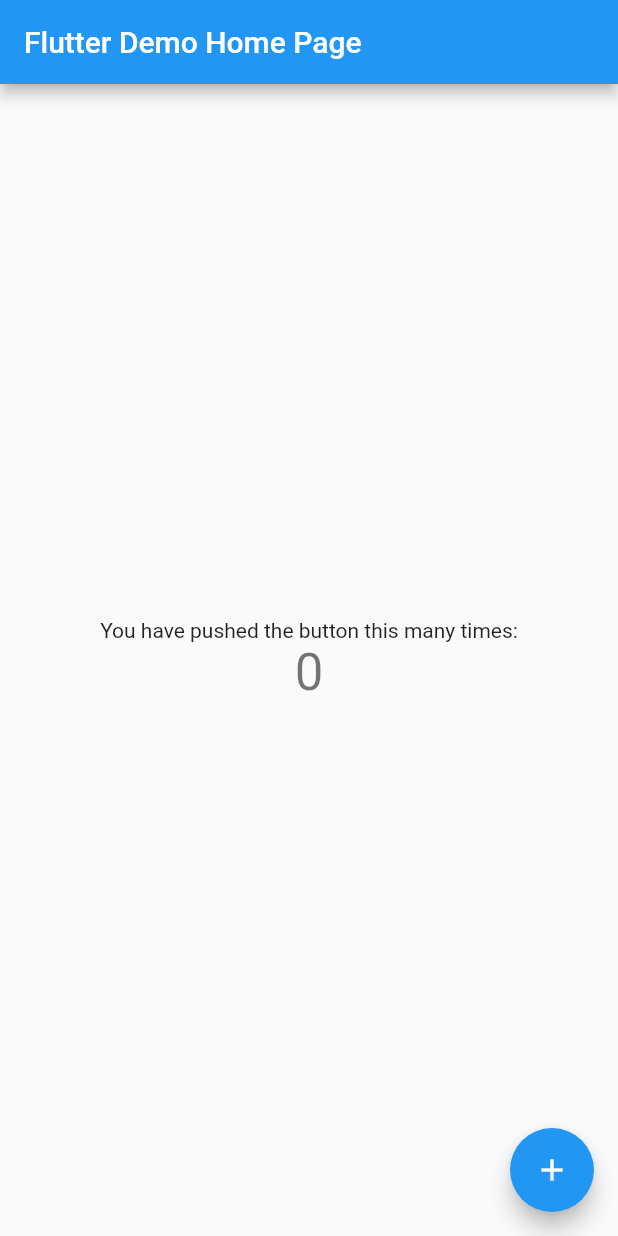
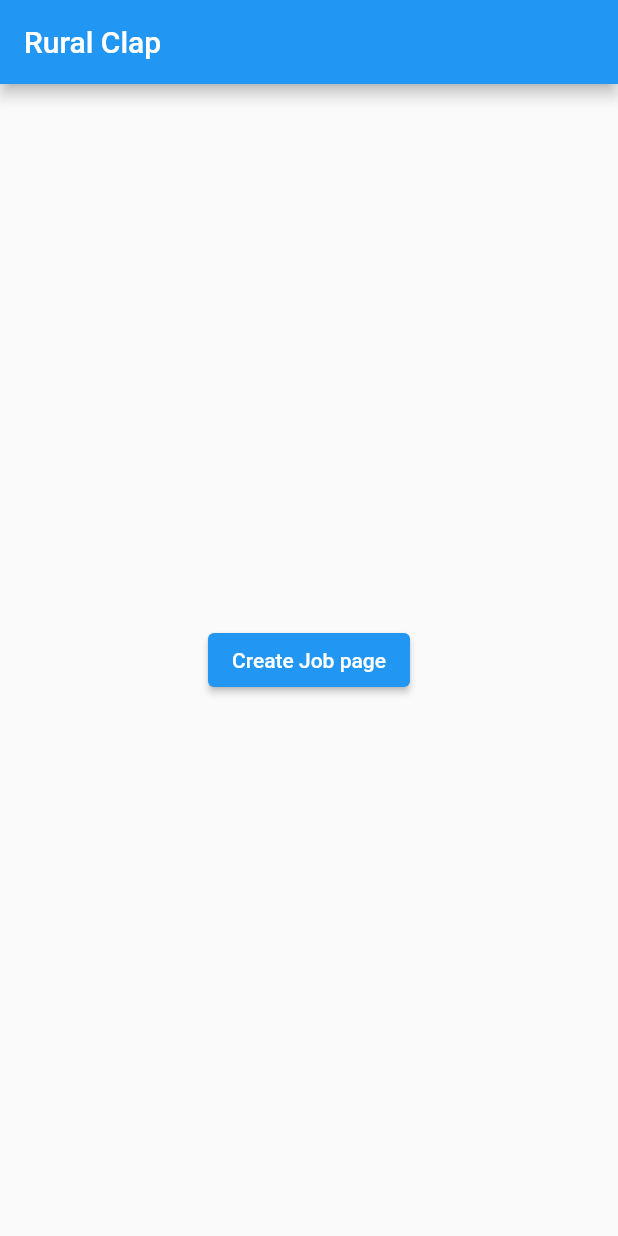
Before and after one commit to sourav-k7/ruralclap_app, a Flutter app: the screen it shows after launch, on a phone screen of 412 x 824 dp. Run offline on Flutter 3.47's test engine with Material 2 defaults, Android fonts, the phone set to English and light mode, and no system bars.

Commit message:
create job page

```diff
--- a/lib/main.dart
+++ b/lib/main.dart
@@ -1,4 +1,5 @@
 import 'package:flutter/material.dart';
+import 'package:ruralclap_app/pages/create_job_page.dart';
 
 void main() {
   runApp(const MyApp());
@@ -13,103 +14,43 @@ class MyApp extends StatelessWidget {
     return MaterialApp(
       title: 'Flutter Demo',
       theme: ThemeData(
-        // This is the theme of your application.
-        //
-        // Try running your application with "flutter run". You'll see the
-        // application has a blue toolbar. Then, without quitting the app, try
-        // changing the primarySwatch below to Colors.green and then invoke
-        // "hot reload" (press "r" in the console where you ran "flutter run",
-        // or simply save your changes to "hot reload" in a Flutter IDE).
-        // Notice that the counter didn't reset back to zero; the application
-        // is not restarted.
         primarySwatch: Colors.blue,
       ),
-      home: const MyHomePage(title: 'Flutter Demo Home Page'),
+      home: const MyHomePage(),
     );
   }
 }
 
 class MyHomePage extends StatefulWidget {
-  const MyHomePage({super.key, required this.title});
-
-  // This widget is the home page of your application. It is stateful, meaning
-  // that it has a State object (defined below) that contains fields that affect
-  // how it looks.
-
-  // This class is the configuration for the state. It holds the values (in this
-  // case the title) provided by the parent (in this case the App widget) and
-  // used by the build method of the State. Fields in a Widget subclass are
-  // always marked "final".
-
-  final String title;
+  const MyHomePage();
 
   @override
   State<MyHomePage> createState() => _MyHomePageState();
 }
 
 class _MyHomePageState extends State<MyHomePage> {
-  int _counter = 0;
-
-  void _incrementCounter() {
-    setState(() {
-      // This call to setState tells the Flutter framework that something has
-      // changed in this State, which causes it to rerun the build method below
-      // so that the display can reflect the updated values. If we changed
-      // _counter without calling setState(), then the build method would not be
-      // called again, and so nothing would appear to happen.
-      _counter++;
-    });
-  }
-
   @override
   Widget build(BuildContext context) {
-    // This method is rerun every time setState is called, for instance as done
-    // by the _incrementCounter method above.
-    //
-    // The Flutter framework has been optimized to make rerunning build methods
-    // fast, so that you can just rebuild anything that needs updating rather
-    // than having to individually change instances of widgets.
     return Scaffold(
       appBar: AppBar(
-        // Here we take the value from the MyHomePage object that was created by
-        // the App.build method, and use it to set our appbar title.
-        title: Text(widget.title),
+        title: const Text("Rural Clap"),
       ),
       body: Center(
-        // Center is a layout widget. It takes a single child and positions it
-        // in the middle of the parent.
         child: Column(
-          // Column is also a layout widget. It takes a list of children and
-          // arranges them vertically. By default, it sizes itself to fit its
-          // children horizontally, and tries to be as tall as its parent.
-          //
-          // Invoke "debug painting" (press "p" in the console, choose the
-          // "Toggle Debug Paint" action from the Flutter Inspector in Android
-          // Studio, or the "Toggle Debug Paint" command in Visual Studio Code)
-          // to see the wireframe for each widget.
-          //
-          // Column has various properties to control how it sizes itself and
-          // how it positions its children. Here we use mainAxisAlignment to
-          // center the children vertically; the main axis here is the vertical
-          // axis because Columns are vertical (the cross axis would be
-          // horizontal).
           mainAxisAlignment: MainAxisAlignment.center,
           children: <Widget>[
-            const Text(
-              'You have pushed the button this many times:',
-            ),
-            Text(
-              '$_counter',
-              style: Theme.of(context).textTheme.headlineMedium,
-            ),
+            ElevatedButton(
+                onPressed: () {
+                  Navigator.push(
+                    context,
+                    MaterialPageRoute(
+                        builder: (context) => const CreateJobPage()),
+                  );
+                },
+                child: const Text('Create Job page')),
           ],
         ),
       ),
-      floatingActionButton: FloatingActionButton(
-        onPressed: _incrementCounter,
-        tooltip: 'Increment',
-        child: const Icon(Icons.add),
-      ), // This trailing comma makes auto-formatting nicer for build methods.
     );
   }
 }
```
Also changed, not shown: lib/pages/create_job_page.dart (added, +97 -0 lines), 1 other file.
